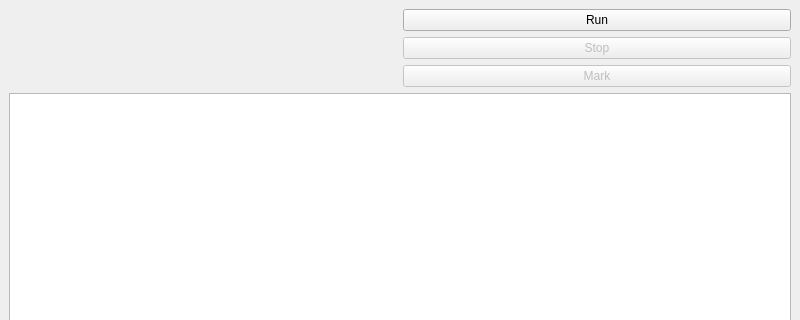
The window that mainwindow.ui (clckwrkbdgr/nback) describes before a commit, drawn with Qt 5; both pictures show x 0 to 800 and y 0 to 320 of the 800 by 600 pixel window.
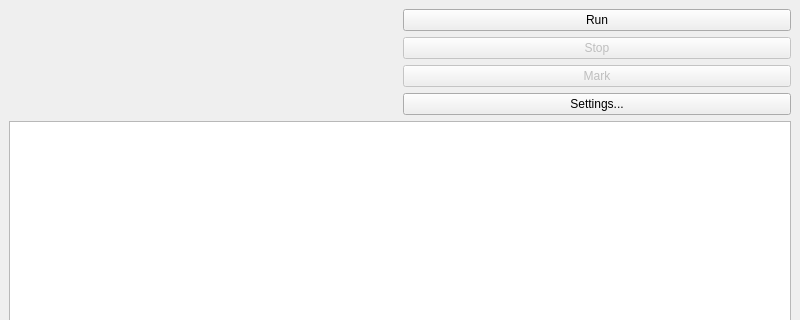
The same window after the commit.

Commit message: Added settings. Added srand. Added interruption detection for stop() slot.

Diff of the .ui file:
```diff
--- a/mainwindow.ui
+++ b/mainwindow.ui
@@ -19,9 +19,20 @@
      <layout class="QHBoxLayout" name="horizontalLayout">
       <item>
        <widget class="QLabel" name="view">
+        <property name="font">
+         <font>
+          <pointsize>36</pointsize>
+         </font>
+        </property>
         <property name="text">
          <string/>
         </property>
+        <property name="scaledContents">
+         <bool>true</bool>
+        </property>
+        <property name="alignment">
+         <set>Qt::AlignCenter</set>
+        </property>
        </widget>
       </item>
       <item>
@@ -53,6 +64,13 @@
           </property>
          </widget>
         </item>
+        <item>
+         <widget class="QPushButton" name="settings">
+          <property name="text">
+           <string>Settings...</string>
+          </property>
+         </widget>
+        </item>
        </layout>
       </item>
      </layout>
```
The commit also changes 9 other files.
